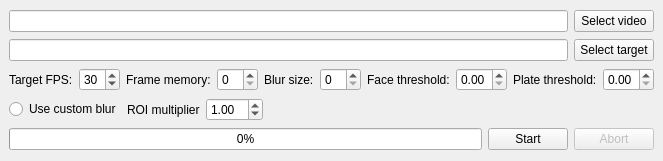
Above: dashcamcleaner/mainwindow.ui from tfaehse/DashcamCleaner before the change. Below: the same form after it.
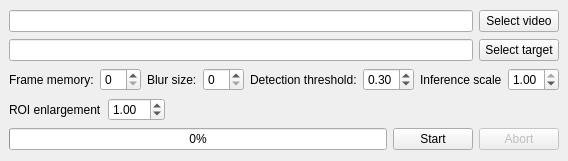
That is the form after the change.

Commit message: Upgrade to custom YOLOv5 net - integrate trained YOLOv5s net - adapt UI to new backend

What changed in the file:
```diff
--- a/dashcamcleaner/mainwindow.ui
+++ b/dashcamcleaner/mainwindow.ui
@@ -6,7 +6,7 @@
             <rect>
                 <x>0</x>
                 <y>0</y>
-                <width>605</width>
+    <width>520</width>
                 <height>161</height>
             </rect>
         </property>
@@ -18,7 +18,14 @@
                 <item>
                     <layout class="QHBoxLayout" name="horizontalLayout">
                         <item>
-                            <widget class="QLineEdit" name="line_source"/>
+       <widget class="QLineEdit" name="line_source">
+        <property name="enabled">
+         <bool>true</bool>
+        </property>
+        <property name="readOnly">
+         <bool>true</bool>
+        </property>
+       </widget>
                         </item>
                         <item>
                             <widget class="QPushButton" name="button_source">
@@ -32,7 +39,14 @@
                 <item>
                     <layout class="QHBoxLayout" name="horizontalLayout_2">
                         <item>
-                            <widget class="QLineEdit" name="line_target"/>
+       <widget class="QLineEdit" name="line_target">
+        <property name="enabled">
+         <bool>true</bool>
+        </property>
+        <property name="readOnly">
+         <bool>true</bool>
+        </property>
+       </widget>
                         </item>
                         <item>
                             <widget class="QPushButton" name="button_target">
@@ -45,20 +59,6 @@
                 </item>
                 <item>
                     <layout class="QHBoxLayout" name="horizontalLayout_3">
-                        <item>
-                            <widget class="QLabel" name="label">
-                                <property name="text">
-                                    <string>Target FPS:</string>
-                                </property>
-                            </widget>
-                        </item>
-                        <item>
-                            <widget class="QSpinBox" name="spin_fps">
-                                <property name="value">
-                                    <number>30</number>
-                                </property>
-                            </widget>
-                        </item>
                         <item>
                             <widget class="QLabel" name="label_2">
                                 <property name="text">
@@ -79,27 +79,10 @@
                         <item>
                             <widget class="QSpinBox" name="spin_blur"/>
                         </item>
-                        <item>
-                            <widget class="QLabel" name="label_4">
-                                <property name="text">
-                                    <string>Face threshold:</string>
-                                </property>
-                            </widget>
-                        </item>
-                        <item>
-                            <widget class="QDoubleSpinBox" name="double_spin_face">
-                                <property name="maximum">
-                                    <double>1.000000000000000</double>
-                                </property>
-                                <property name="singleStep">
-                                    <double>0.050000000000000</double>
-                                </property>
-                            </widget>
-                        </item>
                         <item>
                             <widget class="QLabel" name="label_5">
                                 <property name="text">
-                                    <string>Plate threshold:</string>
+         <string>Detection threshold:</string>
                                 </property>
                             </widget>
                         </item>
@@ -110,6 +93,29 @@
                                 </property>
                                 <property name="singleStep">
                                     <double>0.050000000000000</double>
+        </property>
+        <property name="value">
+         <double>0.300000000000000</double>
+        </property>
+       </widget>
+      </item>
+      <item>
+       <widget class="QLabel" name="label_4">
+        <property name="text">
+         <string>Inference scale</string>
+        </property>
+       </widget>
+      </item>
+      <item>
+       <widget class="QDoubleSpinBox" name="double_spin_size">
+        <property name="maximum">
+         <double>1.000000000000000</double>
+        </property>
+        <property name="singleStep">
+         <double>0.010000000000000</double>
+        </property>
+        <property name="value">
+         <double>1.000000000000000</double>
                                 </property>
                             </widget>
                         </item>
@@ -117,17 +123,10 @@
                 </item>
                 <item>
                     <layout class="QHBoxLayout" name="horizontalLayout_4">
-                        <item>
-                            <widget class="QRadioButton" name="radio_custom_blur">
-                                <property name="text">
-                                    <string>Use custom blur</string>
-                                </property>
-                            </widget>
-                        </item>
                         <item>
                             <widget class="QLabel" name="label_6">
                                 <property name="text">
-                                    <string>ROI multiplier</string>
+         <string>ROI enlargement</string>
                                 </property>
                             </widget>
                         </item>
```
Left out of the diff: 2 changed lines with no effect on the pictures. Lines whose indentation alone changed are shown as unchanged. The commit also changes 3 other files.
